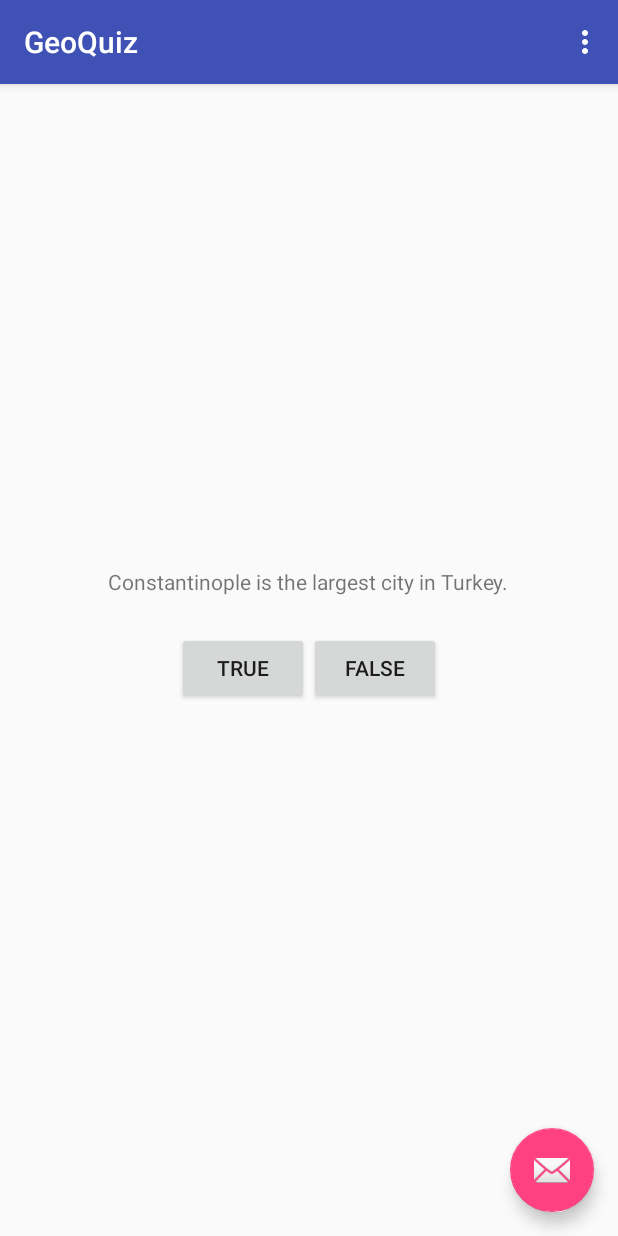
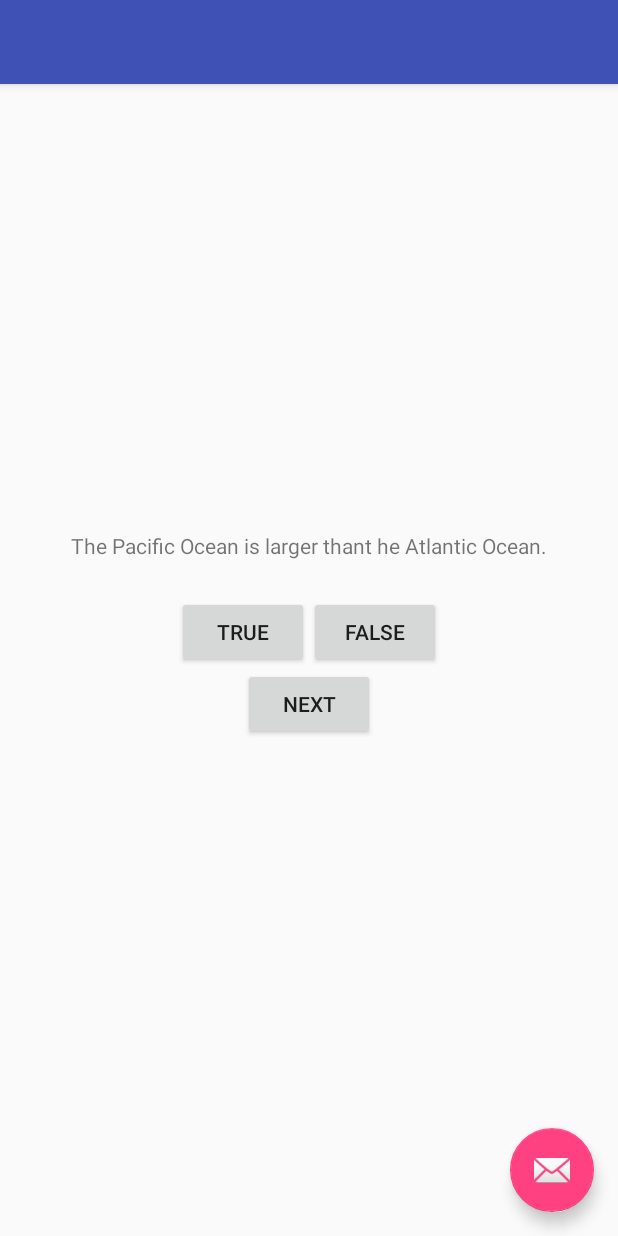
Before and after one commit to colinmoffat/GeoQuiz, an Android app: the screen it shows after launch (QuizActivity), on a phone screen of 412 x 824 dp. Run offline under Robolectric (Android 15) with nearby library versions, the phone set to English and light mode, and no system bars.

Commit message:
Working Geo quiz

```diff
--- /dev/null
+++ b/app/src/main/java/com/bignerdranch/android/geoquiz/Question.java
@@ -0,0 +1,31 @@
+package com.bignerdranch.android.geoquiz;
+
+/**
+ * Created by Colin M on 12/16/2016.
+ */
+
+public class Question {
+    private int mTextResId;
+    private boolean mAnswerTrue;
+
+    public int getTextResId() {
+        return mTextResId;
+    }
+
+    public void setTextResId(int textResId) {
+        mTextResId = textResId;
+    }
+
+    public boolean isAnswerTrue() {
+        return mAnswerTrue;
+    }
+
+    public void setAnswerTrue(boolean answerTrue) {
+        mAnswerTrue = answerTrue;
+    }
+
+    public Question(int textResId, boolean answerTrue){
+        mTextResId = textResId;
+        mAnswerTrue = answerTrue;
+    }
+}
--- a/app/src/main/java/com/bignerdranch/android/geoquiz/QuizActivity.java
+++ b/app/src/main/java/com/bignerdranch/android/geoquiz/QuizActivity.java
@@ -8,22 +8,72 @@ import android.support.v7.widget.Toolbar;
 import android.view.View;
 import android.view.Menu;
 import android.view.MenuItem;
+import android.widget.Button;
+import android.widget.TextView;
+import android.widget.Toast;
+
 
 public class QuizActivity extends AppCompatActivity {
+
+    private Button mTrueButton;
+    private Button mFalseButton;
+    private Button mNextButton;
+    private TextView mQuestionTextView;
+    private Question[] mQuestionBank = new Question[]{
+            new Question(R.string.question_oceans, true),
+            new Question(R.string.question_midwest, false),
+            new Question(R.string.question_africa, false),
+            new Question(R.string.question_americas, true),
+            new Question(R.string.question_asia, true),
+    };
+    private int mCurrentIndex = 0;
+
+    private void updateQuestion() {
+        int question = mQuestionBank[mCurrentIndex].getTextResId();
+        mQuestionTextView.setText(question);
+    }
+
+    private void checkAnswer(boolean userPressedTrue) {
+        boolean answerIsTrue = mQuestionBank[mCurrentIndex].isAnswerTrue();
+
+        int messageResID = 0;
+
+        if (userPressedTrue == answerIsTrue){
+            messageResID = R.string.correct_toast;
+        } else {
+            messageResID = R.string.incorrect_toast;
+        }
+        Toast.makeText(this, messageResID, Toast.LENGTH_SHORT).show();
+    }
 
     @Override
     protected void onCreate(Bundle savedInstanceState) {
         super.onCreate(savedInstanceState);
         setContentView(R.layout.activity_quiz);
-        Toolbar toolbar = (Toolbar) findViewById(R.id.toolbar);
-        setSupportActionBar(toolbar);
 
-        FloatingActionButton fab = (FloatingActionButton) findViewById(R.id.fab);
-        fab.setOnClickListener(new View.OnClickListener() {
+        mQuestionTextView = (TextView) findViewById(R.id.question_text_view);
+        updateQuestion();
+
+        mTrueButton = (Button)  findViewById(R.id.true_button);
+        mTrueButton.setOnClickListener(new View.OnClickListener(){
             @Override
-            public void onClick(View view) {
-                Snackbar.make(view, "Replace with your own action", Snackbar.LENGTH_LONG)
-                        .setAction("Action", null).show();
+            public void onClick(View v) {
+                checkAnswer(true);
+            }
+        });
+        mFalseButton = (Button) findViewById(R.id.false_button);
+        mFalseButton.setOnClickListener(new View.OnClickListener(){
+            @Override
+            public void onClick(View v) {
+                checkAnswer(false);
+            }
+        });
+        mNextButton = (Button) findViewById(R.id.next_button);
+        mNextButton.setOnClickListener(new View.OnClickListener(){
+            @Override
+            public void onClick(View v) {
+                mCurrentIndex = (mCurrentIndex + 1) % mQuestionBank.length;
+                updateQuestion();
             }
         });
     }
--- a/app/src/main/res/layout/content_quiz.xml
+++ b/app/src/main/res/layout/content_quiz.xml
@@ -9,20 +9,28 @@
         android:layout_width="wrap_content"
         android:layout_height="wrap_content"
         android:padding="24dp"
-        android:text="@string/question_text" />
+        android:id="@+id/question_text_view"/>
     <LinearLayout
         android:layout_width="wrap_content"
         android:layout_height="wrap_content"
         android:orientation="horizontal">
 
         <Button
+            android:id="@+id/true_button"
             android:layout_width="wrap_content"
             android:layout_height="wrap_content"
             android:text="@string/true_button"/>
         <Button
+            android:id="@+id/false_button"
             android:layout_width="wrap_content"
             android:layout_height="wrap_content"
             android:text="@string/false_button"/>
     </LinearLayout>
+    <Button
+        android:layout_width="wrap_content"
+        android:layout_height="wrap_content"
+        android:id="@+id/next_button"
+        android:text="@string/next_button"
+        />
 
 </LinearLayout>
--- a/app/src/main/res/values/strings.xml
+++ b/app/src/main/res/values/strings.xml
@@ -1,9 +1,16 @@
 <resources>
     <string name="app_name">GeoQuiz</string>
-    <string name="question_text">
-        Constantinople is the largest city in Turkey.
-    </string>
+
     <string name="true_button">True</string>
     <string name="false_button">False</string>
+    <string name="incorrect_toast">Incorrect!</string>
+    <string name="correct_toast">Correct!</string>
+    <string name="next_button">Next</string>
     <string name="action_settings">Settings</string>
+    <string name="question_oceans">The Pacific Ocean is larger thant he Atlantic Ocean.</string>
+    <string name="question_midwest">The Suez Canal connects the red sea and the Indian Ocean.</string>
+    <string name="question_africa">The source of the Nile River is in Egypt.</string>
+    <string name="question_americas">The Amazon River is the longest river in the Americas.</string>
+    <string name="question_asia">Lake Baikal is the world\'s oldest and deepest freshwater lake.</string>
+
 </resources>
```
